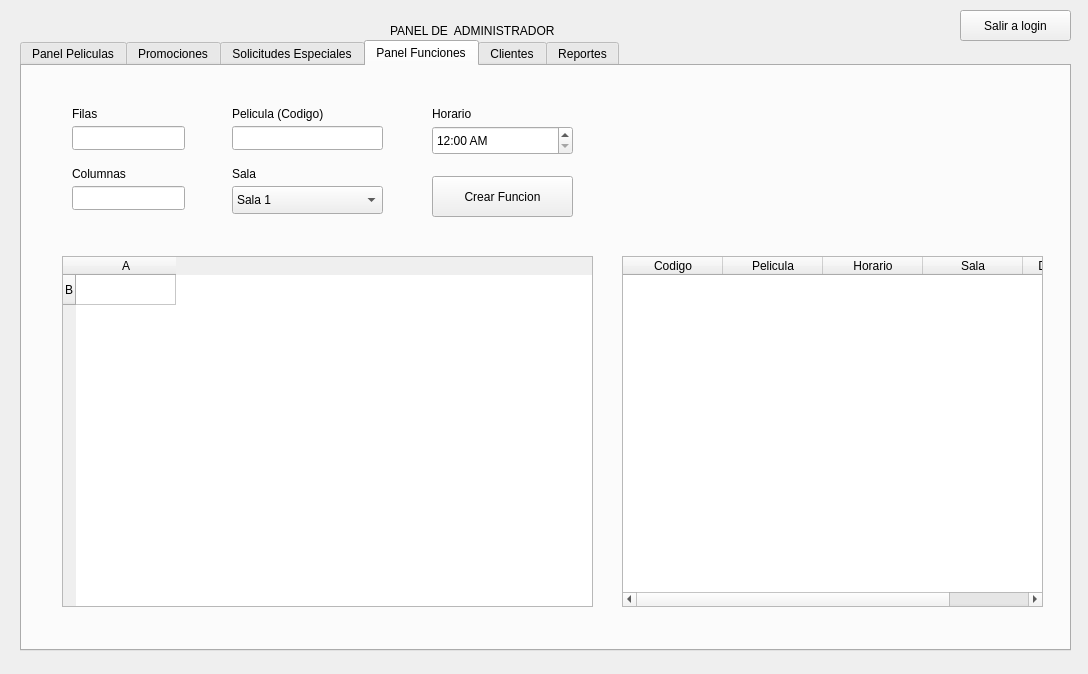
Qt form EDD_Fase2/ProyectoF2/ui/admin.ui (MynorCanel/EDD_2S2026_PY_202307548) before a commit.
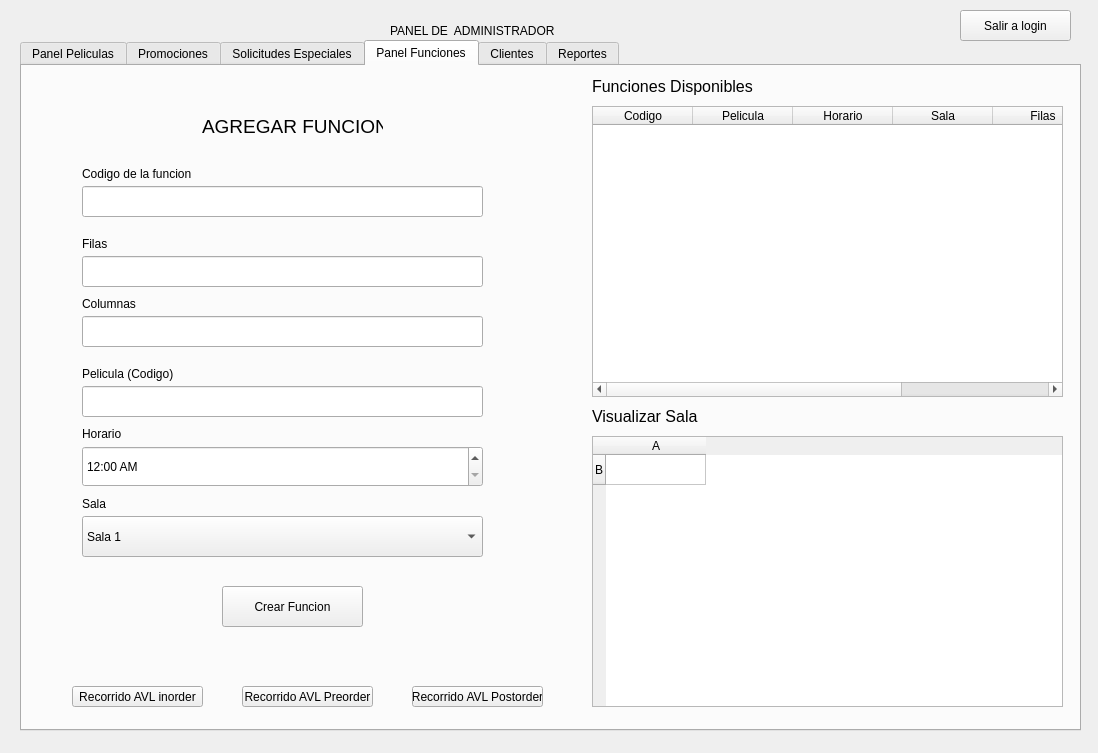
The same form after that commit. The open tabs and pages were chosen to show the change.

Commit message: feat: Se integro el arbol AVL para agregar funciones, se reestructuraron algunas estructuras, se cambio la interfaz y se corrigieron varios errores

Patch:
```diff
--- a/EDD_Fase2/ProyectoF2/ui/admin.ui
+++ b/EDD_Fase2/ProyectoF2/ui/admin.ui
@@ -6,8 +6,8 @@
    <rect>
     <x>0</x>
     <y>0</y>
-    <width>1088</width>
-    <height>674</height>
+    <width>1098</width>
+    <height>753</height>
    </rect>
   </property>
   <property name="windowTitle">
@@ -31,8 +31,8 @@
     <rect>
      <x>20</x>
      <y>40</y>
-     <width>1051</width>
-     <height>611</height>
+     <width>1061</width>
+     <height>691</height>
     </rect>
    </property>
    <property name="currentIndex">
@@ -412,8 +412,8 @@
     <widget class="QPushButton" name="botonCrearFuncion">
      <property name="geometry">
       <rect>
-       <x>410</x>
-       <y>110</y>
+       <x>200</x>
+       <y>520</y>
        <width>141</width>
        <height>41</height>
       </rect>
@@ -425,10 +425,10 @@
     <widget class="QTableWidget" name="tablaFuncion">
      <property name="geometry">
       <rect>
-       <x>40</x>
-       <y>190</y>
-       <width>531</width>
-       <height>351</height>
+       <x>570</x>
+       <y>370</y>
+       <width>471</width>
+       <height>271</height>
       </rect>
      </property>
      <row>
@@ -445,18 +445,18 @@
     <widget class="QLineEdit" name="textoFilas">
      <property name="geometry">
       <rect>
-       <x>50</x>
-       <y>60</y>
-       <width>113</width>
-       <height>24</height>
+       <x>60</x>
+       <y>190</y>
+       <width>401</width>
+       <height>31</height>
       </rect>
      </property>
     </widget>
     <widget class="QLabel" name="label_3">
      <property name="geometry">
       <rect>
-       <x>50</x>
-       <y>40</y>
+       <x>60</x>
+       <y>170</y>
        <width>49</width>
        <height>16</height>
       </rect>
@@ -468,8 +468,8 @@
     <widget class="QLabel" name="label_4">
      <property name="geometry">
       <rect>
-       <x>50</x>
-       <y>100</y>
+       <x>60</x>
+       <y>230</y>
        <width>71</width>
        <height>16</height>
       </rect>
@@ -481,18 +481,18 @@
     <widget class="QLineEdit" name="textoColumnas">
      <property name="geometry">
       <rect>
-       <x>50</x>
-       <y>120</y>
-       <width>113</width>
-       <height>24</height>
+       <x>60</x>
+       <y>250</y>
+       <width>401</width>
+       <height>31</height>
       </rect>
      </property>
     </widget>
     <widget class="QLabel" name="label_10">
      <property name="geometry">
       <rect>
-       <x>210</x>
-       <y>100</y>
+       <x>60</x>
+       <y>430</y>
        <width>71</width>
        <height>16</height>
       </rect>
@@ -504,10 +504,10 @@
     <widget class="QComboBox" name="comboBoxSala">
      <property name="geometry">
       <rect>
-       <x>210</x>
-       <y>120</y>
-       <width>151</width>
-       <height>28</height>
+       <x>60</x>
+       <y>450</y>
+       <width>401</width>
+       <height>41</height>
       </rect>
      </property>
      <item>
@@ -539,10 +539,10 @@
     <widget class="QLineEdit" name="textoCodigoPelicula">
      <property name="geometry">
       <rect>
-       <x>210</x>
-       <y>60</y>
-       <width>151</width>
-       <height>24</height>
+       <x>60</x>
+       <y>320</y>
+       <width>401</width>
+       <height>31</height>
       </rect>
      </property>
      <property name="text">
@@ -552,8 +552,8 @@
     <widget class="QLabel" name="label_5">
      <property name="geometry">
       <rect>
-       <x>210</x>
-       <y>40</y>
+       <x>60</x>
+       <y>300</y>
        <width>121</width>
        <height>16</height>
       </rect>
@@ -565,10 +565,10 @@
     <widget class="QTimeEdit" name="tiempoHorarioFuncion">
      <property name="geometry">
       <rect>
-       <x>410</x>
-       <y>60</y>
-       <width>141</width>
-       <height>29</height>
+       <x>60</x>
+       <y>380</y>
+       <width>401</width>
+       <height>41</height>
       </rect>
      </property>
      <property name="displayFormat">
@@ -581,8 +581,8 @@
     <widget class="QLabel" name="label_6">
      <property name="geometry">
       <rect>
-       <x>410</x>
-       <y>40</y>
+       <x>60</x>
+       <y>360</y>
        <width>121</width>
        <height>16</height>
       </rect>
@@ -594,10 +594,10 @@
     <widget class="QTableWidget" name="tablaFunciones">
      <property name="geometry">
       <rect>
-       <x>600</x>
-       <y>190</y>
-       <width>421</width>
-       <height>351</height>
+       <x>570</x>
+       <y>40</y>
+       <width>471</width>
+       <height>291</height>
       </rect>
      </property>
      <column>
@@ -622,9 +622,133 @@
      </column>
      <column>
       <property name="text">
-       <string>Dimensiones</string>
+       <string>Filas</string>
       </property>
      </column>
+     <column>
+      <property name="text">
+       <string>Columnas</string>
+      </property>
+     </column>
+    </widget>
+    <widget class="QLabel" name="label_24">
+     <property name="geometry">
+      <rect>
+       <x>180</x>
+       <y>30</y>
+       <width>181</width>
+       <height>61</height>
+      </rect>
+     </property>
+     <property name="font">
+      <font>
+       <pointsize>14</pointsize>
+      </font>
+     </property>
+     <property name="text">
+      <string>AGREGAR FUNCION</string>
+     </property>
+    </widget>
+    <widget class="QLabel" name="label_25">
+     <property name="geometry">
+      <rect>
+       <x>570</x>
+       <y>0</y>
+       <width>171</width>
+       <height>41</height>
+      </rect>
+     </property>
+     <property name="font">
+      <font>
+       <pointsize>12</pointsize>
+      </font>
+     </property>
+     <property name="text">
+      <string>Funciones Disponibles</string>
+     </property>
+    </widget>
+    <widget class="QLabel" name="label_26">
+     <property name="geometry">
+      <rect>
+       <x>570</x>
+       <y>330</y>
+       <width>171</width>
+       <height>41</height>
+      </rect>
+     </property>
+     <property name="font">
+      <font>
+       <pointsize>12</pointsize>
+      </font>
+     </property>
+     <property name="text">
+      <string>Visualizar Sala</string>
+     </property>
+    </widget>
+    <widget class="QLineEdit" name="textCodigoFuncion">
+     <property name="geometry">
+      <rect>
+       <x>60</x>
+       <y>120</y>
+       <width>401</width>
+       <height>31</height>
+      </rect>
+     </property>
+     <property name="text">
+      <string/>
+     </property>
+    </widget>
+    <widget class="QLabel" name="label_41">
+     <property name="geometry">
+      <rect>
+       <x>60</x>
+       <y>100</y>
+       <width>131</width>
+       <height>16</height>
+      </rect>
+     </property>
+     <property name="text">
+      <string>Codigo de la funcion</string>
+     </property>
+    </widget>
+    <widget class="QPushButton" name="botonRecorridoAVLInorder">
+     <property name="geometry">
+      <rect>
+       <x>50</x>
+       <y>620</y>
+       <width>131</width>
+       <height>21</height>
+      </rect>
+     </property>
+     <property name="text">
+      <string>Recorrido AVL inorder</string>
+     </property>
+    </widget>
+    <widget class="QPushButton" name="botonRecorridoAVLPostorder">
+     <property name="geometry">
+      <rect>
+       <x>390</x>
+       <y>620</y>
+       <width>131</width>
+       <height>21</height>
+      </rect>
+     </property>
+     <property name="text">
+      <string>Recorrido AVL Postorder</string>
+     </property>
+    </widget>
+    <widget class="QPushButton" name="botonRecorridoAVLPreorder">
+     <property name="geometry">
+      <rect>
+       <x>220</x>
+       <y>620</y>
+       <width>131</width>
+       <height>21</height>
+      </rect>
+     </property>
+     <property name="text">
+      <string>Recorrido AVL Preorder</string>
+     </property>
     </widget>
    </widget>
    <widget class="QWidget" name="tab_5">
```
Left out of the diff: 298 changed lines with no effect on the pictures. The commit also changes 73 other files.
